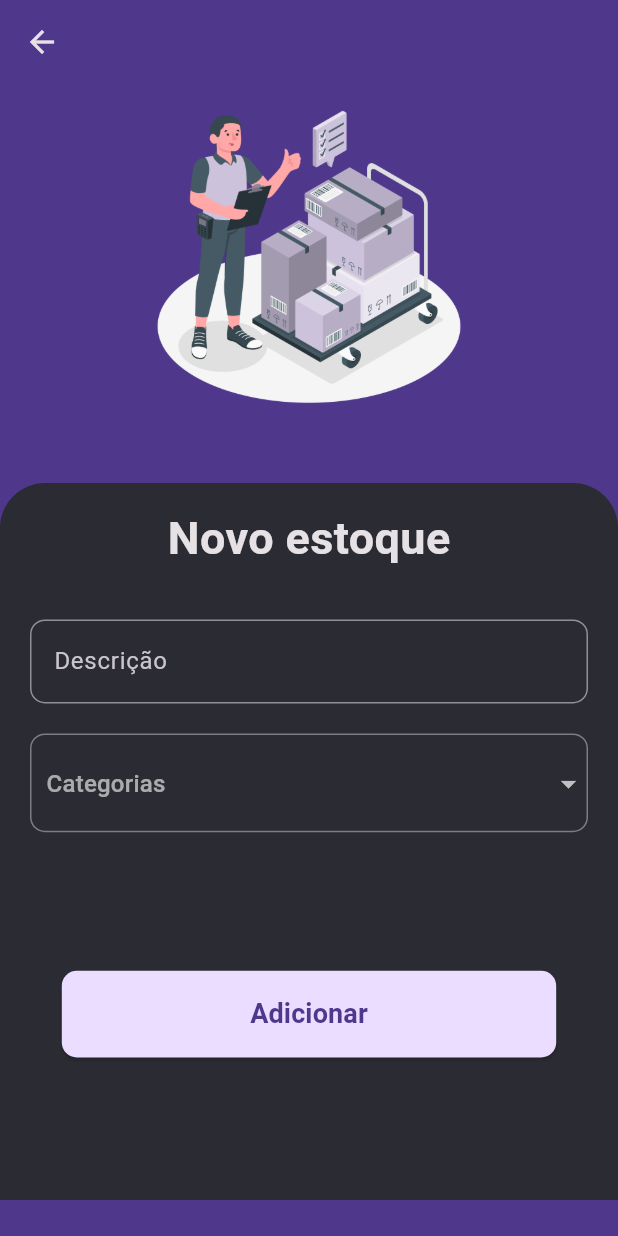
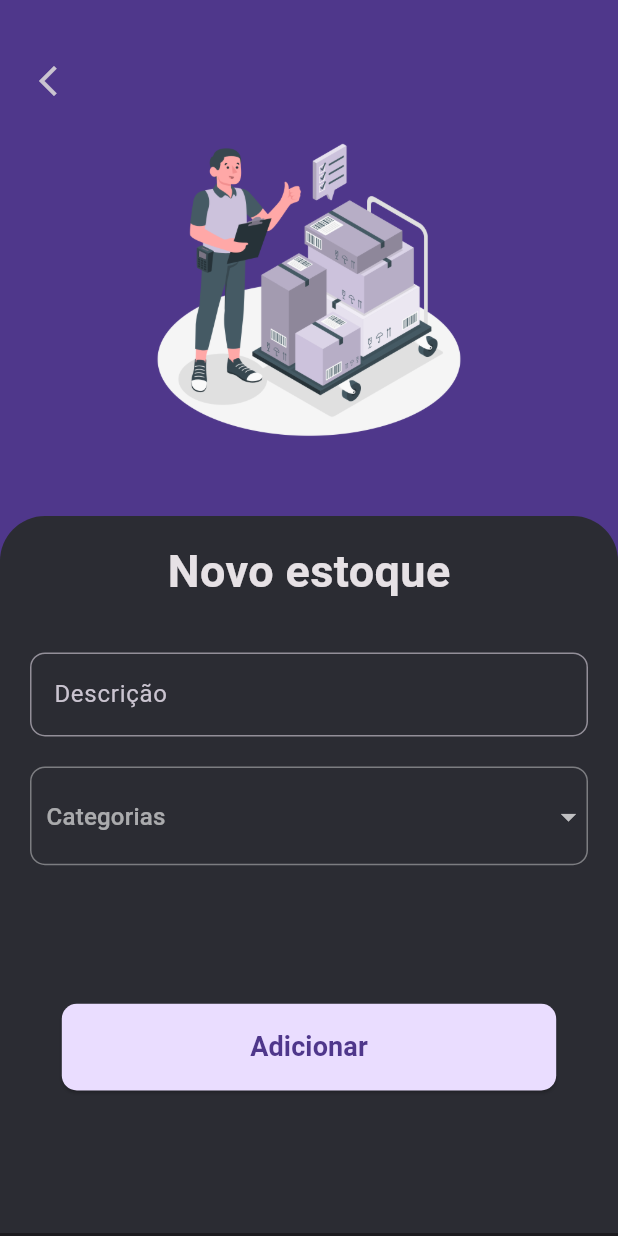
Before and after one commit to gC4d/mob-stock-app, a Flutter app: the AddStockPage screen opened by its route, on a phone screen of 412 x 824 dp. Run offline on Flutter 3.47's test engine with Material 2 defaults, Android fonts, the phone set to English and light mode, and no system bars; our stand-ins replace bloc, dio, equatable, flutter_bloc, hive_flutter, loading_animation_widget and 1 more; missing offline and left inert: match, path_provider_android, path_provider_ios, uno; accounts and stored records are empty.

Commit message:
refactoring a add stock page

```diff
--- a/lib/src/feature/stock/page/add_stock_page.dart
+++ b/lib/src/feature/stock/page/add_stock_page.dart
@@ -38,18 +38,38 @@ class _AddStockPageState extends BaseState<AddStockPage, StockController> {
       ),
       builder: (context, state) {
         return Scaffold(
-          appBar: AppBar(),
           body: Stack(
+            children: [
+              Column(
                 children: [
                   Container(
                     width: context.screenWidth,
-                height: context.screenheight,
+                    height: context.percentHeight(.5),
                     color: Theme.of(context).colorScheme.primaryContainer,
+                  ),
+                  Container(
+                    width: context.screenWidth,
+                    height: context.percentHeight(.4),
+                    color: Theme.of(context).colorScheme.background,
+                  ),
+                ],
               ),
               SingleChildScrollView(
                 child: Column(
                   crossAxisAlignment: CrossAxisAlignment.start,
                   children: [
+                    Padding(
+                      padding: const EdgeInsets.fromLTRB(8, 30, 8, 0),
+                      child: Align(
+                        alignment: Alignment.topLeft,
+                        child: SizedBox(
+                          child: IconButton(
+                              onPressed: () => Navigator.of(context).pop(),
+                              icon: const Icon(
+                                  Icons.arrow_back_ios_new_outlined)),
+                        ),
+                      ),
+                    ),
                     Padding(
                       padding: const EdgeInsets.fromLTRB(20, 10, 20, 50),
                       child: SizedBox(
```
Lines whose indentation alone changed are shown as unchanged.
